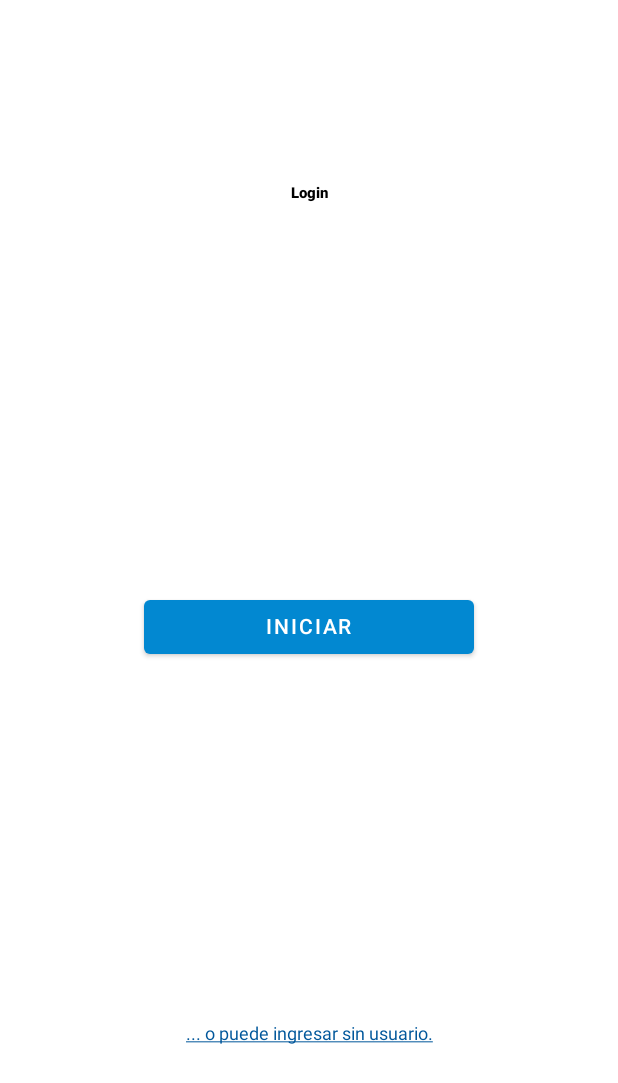
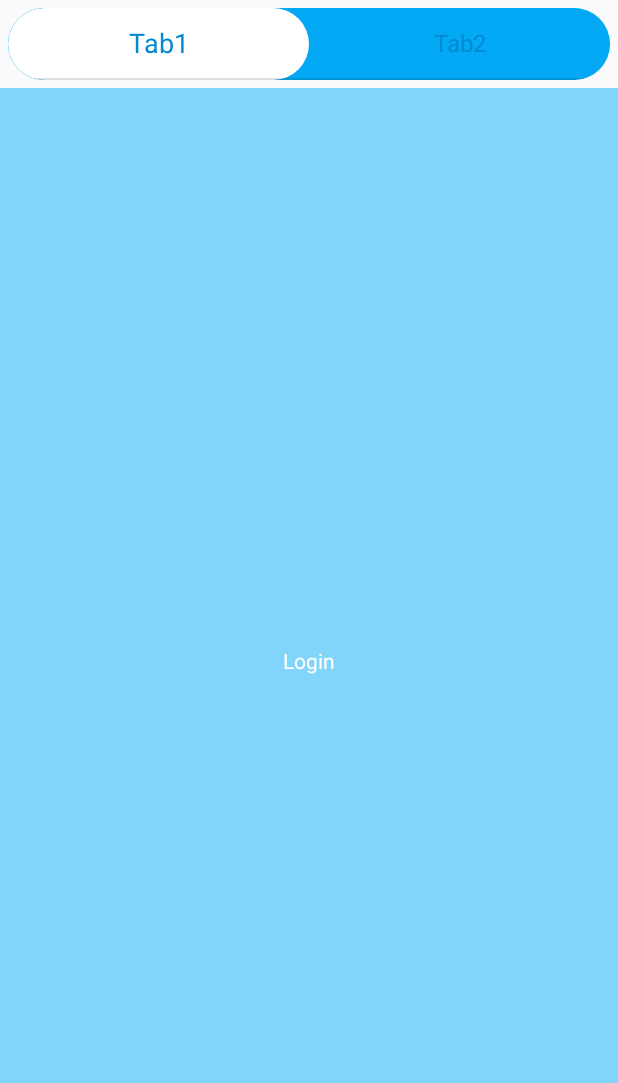
Before and after one commit to Xiomara-JM/SC-Books, an Android app built with Jetpack Compose: the screen it shows after launch (LoginActivity before the commit, MainActivity after it), on a phone screen of 412 x 824 dp. Shown: the top 1083 px of the screen. Run offline under Robolectric (Android 15) with nearby library versions, the phone set to English and light mode, and no system bars; our stand-ins replace accompanist.

Commit message:
Correción de múltipples activities

```diff
--- a/app/src/main/AndroidManifest.xml
+++ b/app/src/main/AndroidManifest.xml
@@ -15,7 +15,7 @@
         android:supportsRtl="true"
         android:theme="@style/Theme.SCBooks"
         tools:targetApi="31" >
-        <activity
+        <!-- <activity
             android:name=".presentation.LoginActivity"
             android:exported="true"
             android:label="@string/title_activity_login"
@@ -25,7 +25,7 @@
 
                 <category android:name="android.intent.category.LAUNCHER" />
             </intent-filter>
-        </activity>
+        </activity> -->
         <activity
             android:name=".presentation.MainActivity"
             android:exported="true"
--- /dev/null
+++ b/app/src/main/java/com/example/sc_books/datastore/Preferencias.kt
@@ -0,0 +1,55 @@
+package com.example.sc_books.datastore
+
+import android.content.Context
+import androidx.datastore.core.DataStore
+import androidx.datastore.preferences.core.Preferences
+import androidx.datastore.preferences.core.booleanPreferencesKey
+import androidx.datastore.preferences.core.edit
+import androidx.datastore.preferences.core.stringPreferencesKey
+import androidx.datastore.preferences.preferencesDataStore
+import kotlinx.coroutines.flow.Flow
+import kotlinx.coroutines.flow.map
+
+class Preferencias(
+    private val context: Context
+) {
+    suspend fun saveEstadoSesion(noteEstado: Boolean){
+        context.dataStore.edit { preferences ->
+            preferences[ESTADO_SESION] = noteEstado
+        }
+    }
+
+    suspend fun saveNombre(noteNombre: String){
+        context.dataStore.edit { preferences ->
+            preferences[NOMBRE] = noteNombre
+        }
+    }
+
+    suspend fun saveSkipSesion(noteSkip: Boolean){
+        context.dataStore.edit { preferences ->
+            preferences[SKIP_SESION] = noteSkip
+        }
+    }
+
+    val getEstadoSesion: Flow<Boolean> = context.dataStore.data
+        .map { preferences ->
+            preferences[ESTADO_SESION] ?: false
+        }
+
+    val getSkipSesion: Flow<Boolean> = context.dataStore.data
+        .map { preferences ->
+            preferences[SKIP_SESION] ?: false
+        }
+
+    val getNombre: Flow<String> = context.dataStore.data
+        .map { preferences ->
+            preferences[NOMBRE] ?: ""
+        }
+
+    companion object {
+        private val Context.dataStore: DataStore<Preferences> by preferencesDataStore("userPreferences")
+        private val ESTADO_SESION = booleanPreferencesKey("key_app_estado_sesion")
+        private val SKIP_SESION = booleanPreferencesKey("key_app_skip_sesion")
+        private val NOMBRE = stringPreferencesKey("key_app_nombre")
+    }
+}
--- a/app/src/main/java/com/example/sc_books/presentation/LoginActivity.kt
+++ b/app/src/main/java/com/example/sc_books/presentation/LoginActivity.kt
@@ -4,15 +4,19 @@ import android.content.Intent
 import android.os.Bundle
 import androidx.activity.ComponentActivity
 import androidx.activity.compose.setContent
+import androidx.compose.animation.Animatable
+import androidx.compose.foundation.background
 import androidx.compose.foundation.clickable
 import androidx.compose.foundation.layout.*
-import androidx.compose.material.Button
-import androidx.compose.material.ButtonDefaults
-import androidx.compose.material.Scaffold
-import androidx.compose.material.Text
+import androidx.compose.foundation.shape.RoundedCornerShape
+import androidx.compose.material.*
 import androidx.compose.runtime.Composable
+import androidx.compose.runtime.LaunchedEffect
+import androidx.compose.runtime.remember
+import androidx.compose.runtime.rememberCoroutineScope
 import androidx.compose.ui.Alignment
 import androidx.compose.ui.Modifier
+import androidx.compose.ui.draw.clip
 import androidx.compose.ui.graphics.Color
 import androidx.compose.ui.platform.LocalContext
 import androidx.compose.ui.text.TextStyle
@@ -21,26 +25,128 @@ import androidx.compose.ui.text.style.TextDecoration
 import androidx.compose.ui.tooling.preview.Preview
 import androidx.compose.ui.unit.dp
 import androidx.compose.ui.unit.sp
-import com.example.sc_books.ui.theme.LB50_900
-import com.example.sc_books.ui.theme.Purple700
-import com.example.sc_books.ui.theme.SCBooksTheme
+import com.example.sc_books.datastore.Preferencias
+import com.example.sc_books.ui.theme.*
+import com.google.accompanist.pager.ExperimentalPagerApi
+import com.google.accompanist.pager.HorizontalPager
+import com.google.accompanist.pager.rememberPagerState
+import com.google.accompanist.pager.pagerTabIndicatorOffset
+import kotlinx.coroutines.launch
 
-class LoginActivity : ComponentActivity() {
+/*class LoginActivity : ComponentActivity() {
     override fun onCreate(savedInstanceState: Bundle?) {
         super.onCreate(savedInstanceState)
         setContent {
             LoginScreen()
         }
     }
-}
+}*/
 
+@OptIn(ExperimentalPagerApi::class)
 @Preview
 @Composable
 fun LoginScreen(){
+    //DataStore
     val mContext = LocalContext.current
-    Scaffold {
-        Column(
-            modifier = Modifier.fillMaxSize().padding(5.dp),
+    val scope = rememberCoroutineScope()
+    val dataStore = Preferencias(mContext)
+
+    val tabItems = listOf("Tab1", "Tab2")
+    val pagerState = rememberPagerState()
+    val coroutineScope = rememberCoroutineScope()
+
+
+    Column {
+        TabRow(
+            selectedTabIndex = pagerState.currentPage,
+            backgroundColor = Purple500,
+            modifier = Modifier
+                .padding(5.dp)
+                .background(Color.Transparent)
+                .clip(RoundedCornerShape(30.dp)),
+            indicator = { tabPositions ->
+                TabRowDefaults.Indicator(
+                    modifier = Modifier
+                        .pagerTabIndicatorOffset(
+                            pagerState, tabPositions
+                        )
+                        .width(0.dp)
+                        .height(0.dp)
+                )
+            }
+        ) {
+            tabItems.forEachIndexed { index, title ->
+                val color = remember { Animatable(Purple700) }
+                LaunchedEffect(pagerState.currentPage == index) {
+                    color.animateTo(
+                        if (pagerState.currentPage == index)
+                            Color.White else Purple500
+                    )
+                }
+
+                Tab(
+                    selected = pagerState.currentPage == index,
+                    onClick = {
+                        coroutineScope.launch {
+                            pagerState.animateScrollToPage(index)
+                        }
+                    },
+                    text = {
+                        Text(
+                            text = title,
+                            style = if (pagerState.currentPage == index) {
+                                TextStyle(
+                                    color = Purple700,
+                                    fontSize = 18.sp
+                                )
+                            } else {
+                                TextStyle(
+                                    color = Purple700,
+                                    fontSize = 16.sp
+                                )
+                            }
+                        )
+                    },
+                    modifier = Modifier.background(
+                        color = color.value,
+                        shape = RoundedCornerShape(30.dp)
+                    )
+                )
+            }
+        }
+
+        HorizontalPager(
+            count = tabItems.size,
+            state = pagerState,
+            modifier = Modifier
+                .fillMaxSize()
+                .background(Purple200)
+        ) { page ->
+            if (page == 0){
+                Text(
+                    text = "Login",
+                    modifier = Modifier.padding(50.dp),
+                    color = Color.White
+                )
+            }
+            else{
+                Text(
+                    text = "SignUp",
+                    modifier = Modifier.padding(50.dp),
+                    color = Color.White
+                )
+            }
+
+        }
+    }
+
+
+
+
+        /*Column(
+            modifier = Modifier
+                .fillMaxSize()
+                .padding(5.dp),
             verticalArrangement = Arrangement.SpaceAround,
             horizontalAlignment = Alignment.CenterHorizontally
         ) {
@@ -57,6 +163,9 @@ fun LoginScreen(){
                     backgroundColor = Purple700,
                     contentColor = Color.White),
                 onClick = {
+                    scope.launch {
+                        dataStore.saveEstadoSesion(true)
+                    }
                     mContext.startActivity(Intent(mContext, MainActivity::class.java))
                 },
                 modifier = Modifier
@@ -70,14 +179,17 @@ fun LoginScreen(){
                 modifier = Modifier
                     .padding(vertical = 5.dp)
                     .clickable {
+                        scope.launch {
+                            dataStore.saveSkipSesion(true)
+                        }
                         mContext.startActivity(Intent(mContext, MainActivity::class.java))
                     },
                 fontSize = 12.sp,
                 color = LB50_900,
                 textDecoration = TextDecoration.Underline
             )
-        }
-    }
+        }*/
+
 }
 
 @Composable
--- a/app/src/main/java/com/example/sc_books/presentation/MainActivity.kt
+++ b/app/src/main/java/com/example/sc_books/presentation/MainActivity.kt
@@ -6,9 +6,6 @@ import android.os.Bundle
 import androidx.activity.ComponentActivity
 import androidx.activity.compose.setContent
 import androidx.compose.material.Scaffold
-import androidx.compose.material.Text
-import androidx.compose.material.TopAppBar
-import androidx.compose.runtime.Composable
 import androidx.compose.ui.tooling.preview.Preview
 import androidx.core.app.ActivityCompat
 import androidx.navigation.compose.rememberNavController
@@ -18,6 +15,10 @@ import com.example.sc_books.presentation.components.BottomNavigationBar
 import com.example.sc_books.presentation.components.TopFBar
 import android.Manifest
 import android.app.Activity
+import android.util.Log
+import androidx.compose.runtime.*
+import androidx.compose.ui.platform.LocalContext
+import com.example.sc_books.datastore.Preferencias
 
 private const val REQUEST_FOREGROUND_ONLY_PERMISSIONS_REQUEST = 34
 private fun foregroundPermissionApproved(context: Context): Boolean {
@@ -54,12 +55,26 @@ class MainActivity : ComponentActivity() {
 
 @Composable
 fun MainScreen() {
-    BottomNavigation()
+    val context = LocalContext.current
+    val dataStore = Preferencias(context)
+    val skipLogin = dataStore.getSkipSesion.collectAsState(initial = false).value
+    val estadoSesion = dataStore.getEstadoSesion.collectAsState(initial = false).value
+    val openLogin = remember { mutableStateOf(true) }
+    if (openLogin.value){
+        if (skipLogin || estadoSesion){
+            openLogin.value = !openLogin.value
+        }
+        else {
+            LoginScreen()
+        }
+    }
+    if (!openLogin.value) {
+        BottomNavigation(openLogin)
+    }
 }
 
-@Preview
 @Composable
-fun BottomNavigation() {
+fun BottomNavigation(openLogin: MutableState<Boolean>) {
     val navController= rememberNavController()
     val navigationItem = listOf(
         Sugerencias,
@@ -70,7 +85,7 @@ fun BottomNavigation() {
     )
 
     Scaffold(
-        topBar = { TopFBar()},
+        topBar = { TopFBar(openLogin)},
         bottomBar = {
             BottomNavigationBar(
                 navController = navController,
```
Also changed, not shown: app/build.gradle (+8 -0 lines), app/src/main/java/com/example/sc_books/navigation/Rutas.kt (added, +12 -0 lines), app/src/main/java/com/example/sc_books/presentation/components/TopFBar.kt (+35 -3 lines).
